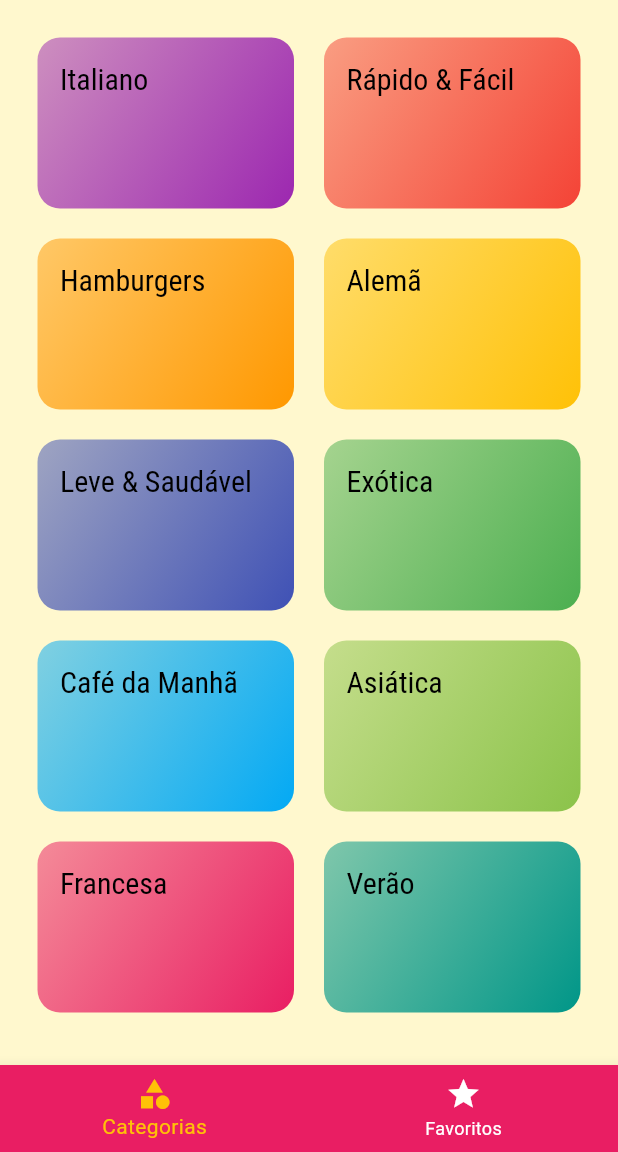
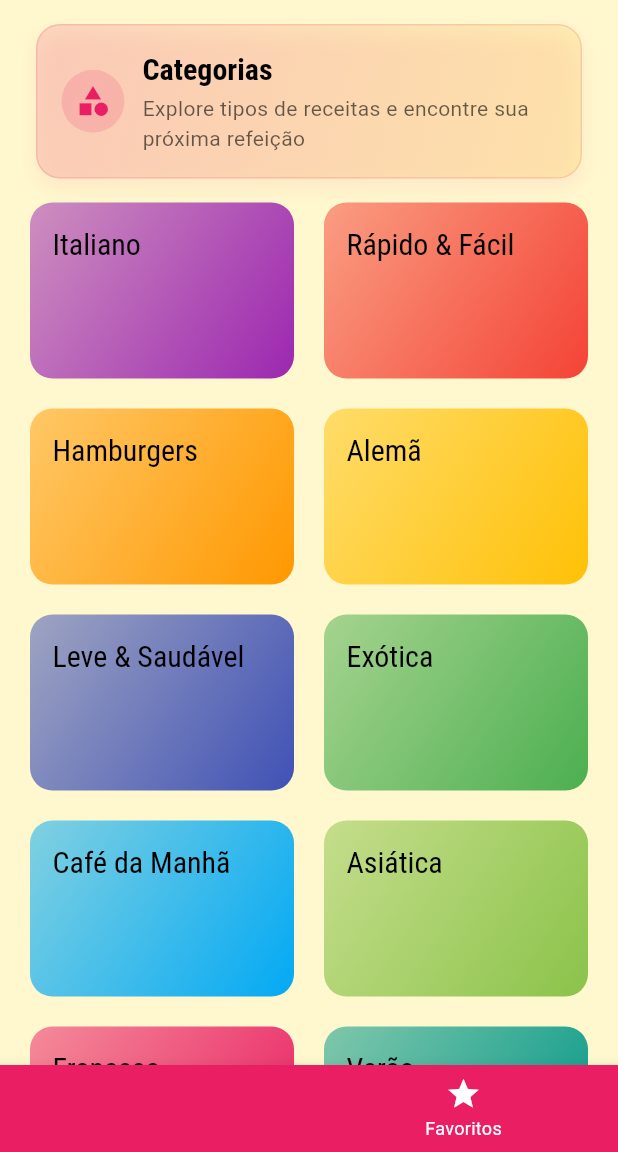
Before and after one commit to davitelesn1/app_receitas, a Flutter app: the screen it shows after launch, on a phone screen of 412 x 824 dp, the part 84-1236 px from its top. Run offline on Flutter 3.47's test engine with Material 3 defaults, Android fonts, the phone set to English and light mode, and no system bars.

Commit message:
Atualizando e adicionando arquivos do projeto

```diff
--- a/lib/components/main_drawer.dart
+++ b/lib/components/main_drawer.dart
@@ -38,7 +38,6 @@ class MainDrawer extends StatelessWidget {
               style: TextStyle(
                 fontWeight: FontWeight.w900,
                 fontSize: 30,
-                color: Theme.of(context).colorScheme.secondary,
               ),
             ),
           ),
--- a/lib/screens/categories_meals_screen.dart
+++ b/lib/screens/categories_meals_screen.dart
@@ -17,7 +17,6 @@ class CategoriesMealsScreen extends StatelessWidget {
     }).toList();
 
     return Scaffold(
-    backgroundColor: Color.fromARGB(255, 253, 240, 162),
       appBar: AppBar(
         backgroundColor: Theme.of(context).colorScheme.primary,
         title: Text(category.title),
--- a/lib/screens/categories_screen.dart
+++ b/lib/screens/categories_screen.dart
@@ -7,17 +7,103 @@ class CategoriesScreen extends StatelessWidget {
 
   @override
   Widget build(BuildContext context) {
-    return GridView(
-      padding: const EdgeInsets.all(25),
+    final theme = Theme.of(context);
+    final primary = theme.colorScheme.primary;
+    final secondary = theme.colorScheme.secondary;
+
+    return CustomScrollView(
+      slivers: [
+        SliverToBoxAdapter(
+          child: Container(
+            margin: const EdgeInsets.fromLTRB(24, 16, 24, 8),
+            padding: const EdgeInsets.all(16),
+            decoration: BoxDecoration(
+              borderRadius: BorderRadius.circular(16),
+              gradient: LinearGradient(
+                begin: Alignment.topLeft,
+                end: Alignment.bottomRight,
+                colors: [
+                  primary.withOpacity(0.15),
+                  secondary.withOpacity(0.15),
+                ],
+              ),
+              boxShadow: [
+                BoxShadow(
+                  color: primary.withOpacity(0.08),
+                  blurRadius: 12,
+                  offset: const Offset(0, 6),
+                ),
+              ],
+              border: Border.all(color: primary.withOpacity(0.15)),
+            ),
+            child: Row(
+              children: [
+                Container(
+                  width: 42,
+                  height: 42,
+                  decoration: BoxDecoration(
+                    color: primary.withOpacity(0.15),
+                    shape: BoxShape.circle,
+                  ),
+                  child: Icon(Icons.category, color: primary),
+                ),
+                const SizedBox(width: 12),
+                Expanded(
+                  child: Column(
+                    crossAxisAlignment: CrossAxisAlignment.start,
+                    children: [
+                      Text(
+                        'Categorias',
+                        style: theme.textTheme.titleLarge?.copyWith(
+                          fontWeight: FontWeight.w800,
+                        ),
+                      ),
+                      const SizedBox(height: 4),
+                      Text(
+                        'Explore tipos de receitas e encontre sua próxima refeição',
+                        style: theme.textTheme.bodyMedium?.copyWith(
+                          color: Colors.black.withOpacity(0.6),
+                        ),
+                      ),
+                    ],
+                  ),
+                )
+              ],
+            ),
+          ),
+        ),
+        SliverPadding(
+          padding: const EdgeInsets.symmetric(horizontal: 20, vertical: 8),
+          sliver: SliverGrid(
             gridDelegate: const SliverGridDelegateWithMaxCrossAxisExtent(
               maxCrossAxisExtent: 200,
               childAspectRatio: 3 / 2,
               crossAxisSpacing: 20,
               mainAxisSpacing: 20,
             ),
-      children: dummyCategories.map((cat) {
-        return CategoryItem(cat);
-      }).toList(),
+            delegate: SliverChildBuilderDelegate(
+              (context, index) {
+                final cat = dummyCategories[index];
+                return TweenAnimationBuilder<double>(
+                  tween: Tween(begin: 0, end: 1),
+                  duration: Duration(milliseconds: 250 + (index * 60)),
+                  builder: (context, value, child) {
+                    return Transform.translate(
+                      offset: Offset(0, 24 * (1 - value)),
+                      child: Opacity(
+                        opacity: value,
+                        child: child,
+                      ),
+                    );
+                  },
+                  child: CategoryItem(cat),
+                );
+              },
+              childCount: dummyCategories.length,
+            ),
+          ),
+        ),
+      ],
     );
   }
 }
--- a/lib/screens/tabs_screen.dart
+++ b/lib/screens/tabs_screen.dart
@@ -58,7 +58,6 @@ class _TabsScreenState extends State<TabsScreen> {
         onTap: _selectScreen,
         backgroundColor: Theme.of(context).colorScheme.primary,
         unselectedItemColor: Colors.white,
-        selectedItemColor: Theme.of(context).colorScheme.secondary,
         currentIndex: _selectedScreenIndex,
         items: const [
           BottomNavigationBarItem(
```
Also changed, not shown: lib/screens/settings_screen.dart (+49 -8 lines), 1 other file. Lines whose indentation alone changed are shown as unchanged.
